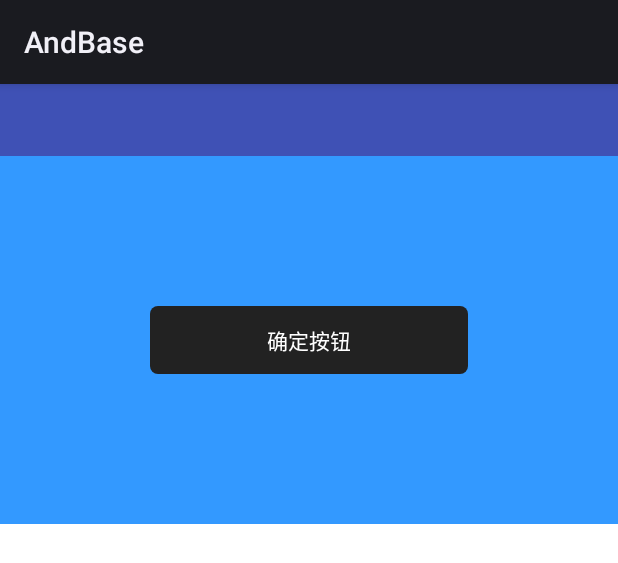
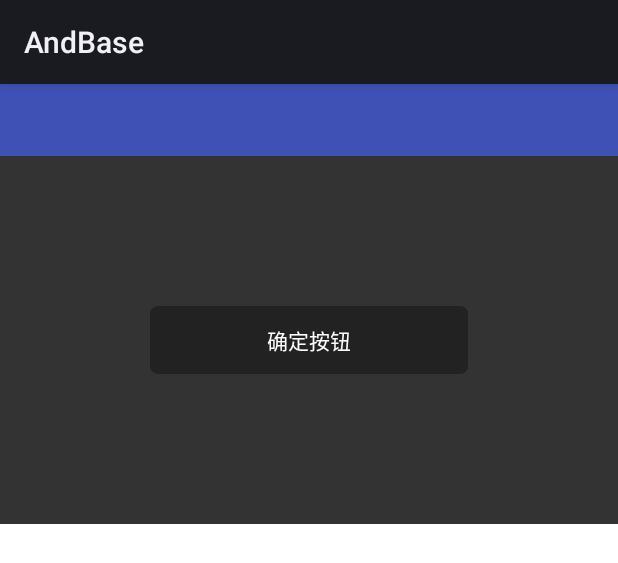
Before and after one commit to LiangMaYong/android-base, an Android app: the layout activity_main.xml on its own in the app's theme, with its tools: preview values and no code run, on a phone screen of 412 x 824 dp. Shown: the top 563 px of the screen. Run offline under Robolectric (Android 15) with nearby library versions, the phone set to English and light mode, and no system bars.

Commit message:
添加白色主题支持

```diff
--- a/app/src/main/res/layout/activity_main.xml
+++ b/app/src/main/res/layout/activity_main.xml
@@ -1,10 +1,9 @@
 <?xml version="1.0" encoding="utf-8"?>
-<LinearLayout xmlns:android="http://schemas.android.com/apk/res/android"
+<com.liangmayong.base.widget.themeskin.SkinLinearLayout xmlns:android="http://schemas.android.com/apk/res/android"
     xmlns:tools="http://schemas.android.com/tools"
     android:layout_width="match_parent"
     android:layout_height="match_parent"
     android:orientation="vertical"
-    android:background="#3399ff"
     tools:context="com.liangmayong.superandroid.MainActivity">
 
     <include layout="@layout/defualt_toolbar" />
@@ -30,4 +29,4 @@
             android:background="#ffffff"
             android:orientation="vertical" />
     </com.liangmayong.base.widget.pullrefresh.PullRefreshLayout>
-</LinearLayout>
+</com.liangmayong.base.widget.themeskin.SkinLinearLayout>
```
